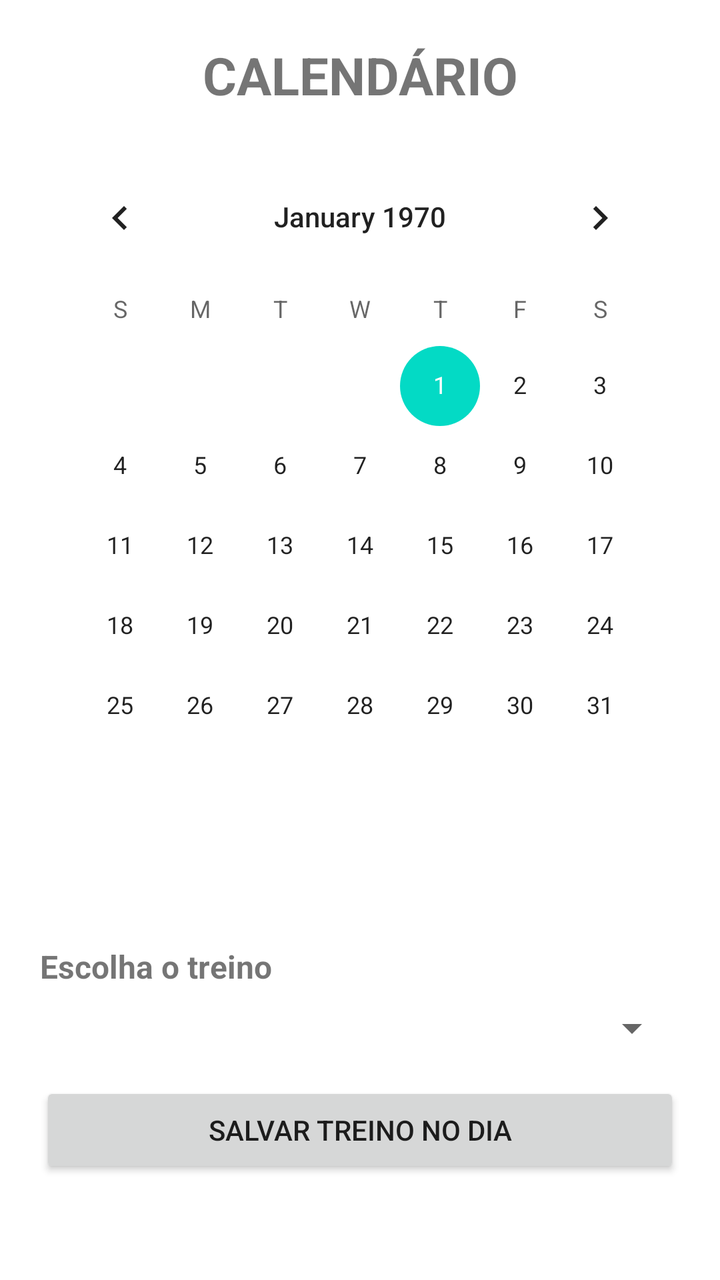
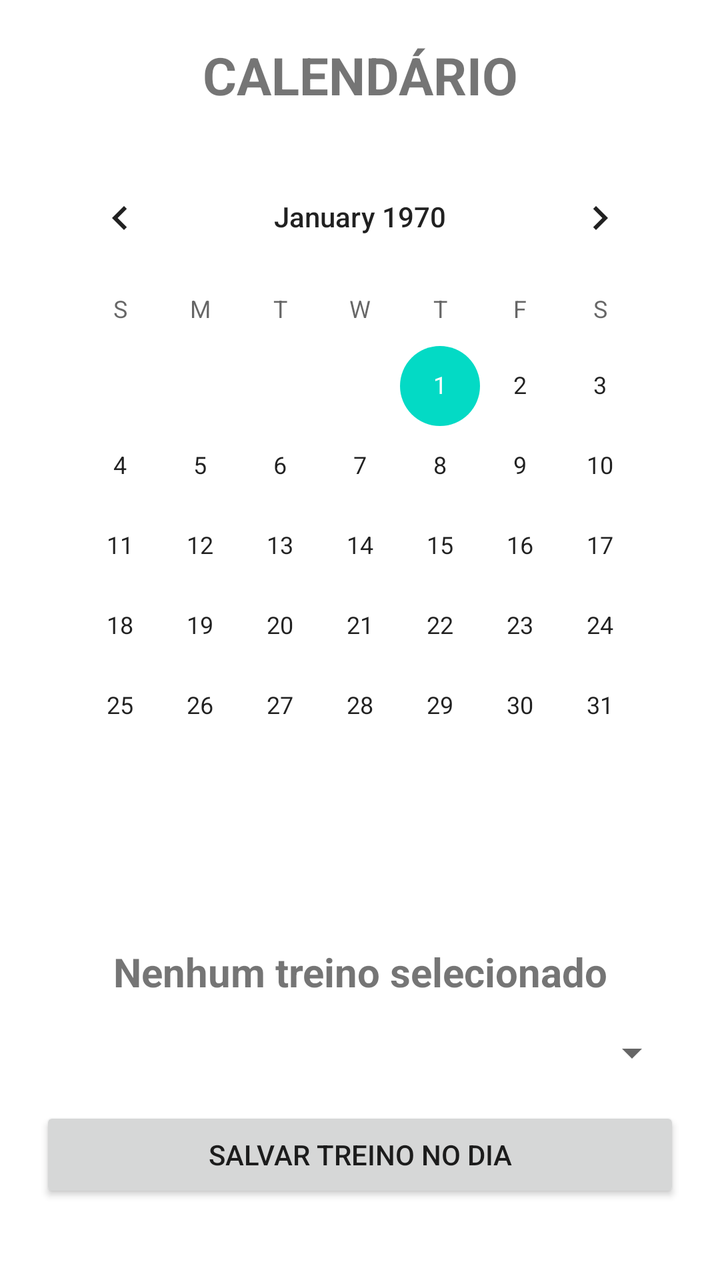

Compare the two renders of this Android layout. The source of the first and the diff that turns it into the second are given below.
<!-- AndroidManifest.xml: application theme Theme.GymNote -->
<!-- res/layout/fragment_calendario.xml -->
<?xml version="1.0" encoding="utf-8"?>
<LinearLayout xmlns:android="http://schemas.android.com/apk/res/android"
    xmlns:tools="http://schemas.android.com/tools"
    android:layout_width="match_parent"
    android:layout_height="match_parent"
    android:orientation="vertical"
    android:padding="20dp"
    tools:context=".ui.menu.CalendarioFragment">

    <TextView
        android:layout_width="match_parent"
        android:layout_height="wrap_content"
        android:gravity="center"
        android:text="CALENDÁRIO"
        android:textSize="26sp"
        android:textStyle="bold" />

    <CalendarView
        android:id="@+id/calendario"
        android:layout_width="match_parent"
        android:layout_height="wrap_content"
        android:layout_marginTop="20dp" />

    <TextView
        android:id="@+id/txtDataSelecionada"
        android:layout_width="match_parent"
        android:layout_height="wrap_content"
        android:layout_marginTop="15dp"
        android:gravity="center"
        android:textSize="18sp" />

    <TextView
        android:layout_width="match_parent"
        android:layout_height="wrap_content"
        android:layout_marginTop="20dp"
        android:text="Escolha o treino"
        android:textSize="16sp"
        android:textStyle="bold" />

    <Spinner
        android:id="@+id/spinnerTreinos"
        android:layout_width="match_parent"
        android:layout_height="wrap_content"
        android:layout_marginTop="8dp" />

    <Button
        android:id="@+id/btSalvarCalendario"
        android:layout_width="match_parent"
        android:layout_height="wrap_content"
        android:layout_marginTop="15dp"
        android:text="SALVAR TREINO NO DIA" />

</LinearLayout>
<!-- resources referenced by this layout -->
<resources>
  <style name="Theme.GymNote" parent="Theme.MaterialComponents.DayNight.DarkActionBar">
          
          <item name="colorPrimary">@color/purple_500</item>
          <item name="colorPrimaryVariant">@color/purple_700</item>
          <item name="colorOnPrimary">@color/white</item>
          
          <item name="colorSecondary">@color/teal_200</item>
          <item name="colorSecondaryVariant">@color/teal_700</item>
          <item name="colorOnSecondary">@color/black</item>
          
          <item name="android:statusBarColor">?attr/colorPrimaryVariant</item>
          
      </style>
  <color name="purple_500">#FF6200EE</color>
  <color name="purple_700">#FF3700B3</color>
  <color name="white">#FFFFFFFF</color>
  <color name="teal_200">#FF03DAC5</color>
  <color name="teal_700">#FF018786</color>
  <color name="black">#FF000000</color>
</resources>

<!-- the commit's change to res/layout/fragment_calendario.xml (unified diff, before → after) -->
@@ -27,24 +27,27 @@
         android:layout_height="wrap_content"
         android:layout_marginTop="15dp"
         android:gravity="center"
-        android:textSize="18sp" />
+        android:textSize="18sp"
+        android:textStyle="bold" />
 
     <TextView
+        android:id="@+id/txtTreinoSelecionado"
         android:layout_width="match_parent"
         android:layout_height="wrap_content"
         android:layout_marginTop="20dp"
-        android:text="Escolha o treino"
-        android:textSize="16sp"
+        android:gravity="center"
+        android:text="Nenhum treino selecionado"
+        android:textSize="20sp"
         android:textStyle="bold" />
 
     <Spinner
         android:id="@+id/spinnerTreinos"
         android:layout_width="match_parent"
         android:layout_height="wrap_content"
-        android:layout_marginTop="8dp" />
+        android:layout_marginTop="15dp" />
 
     <Button
-        android:id="@+id/btSalvarCalendario"
+        android:id="@+id/btSalvarTreino"
         android:layout_width="match_parent"
         android:layout_height="wrap_content"
         android:layout_marginTop="15dp"
